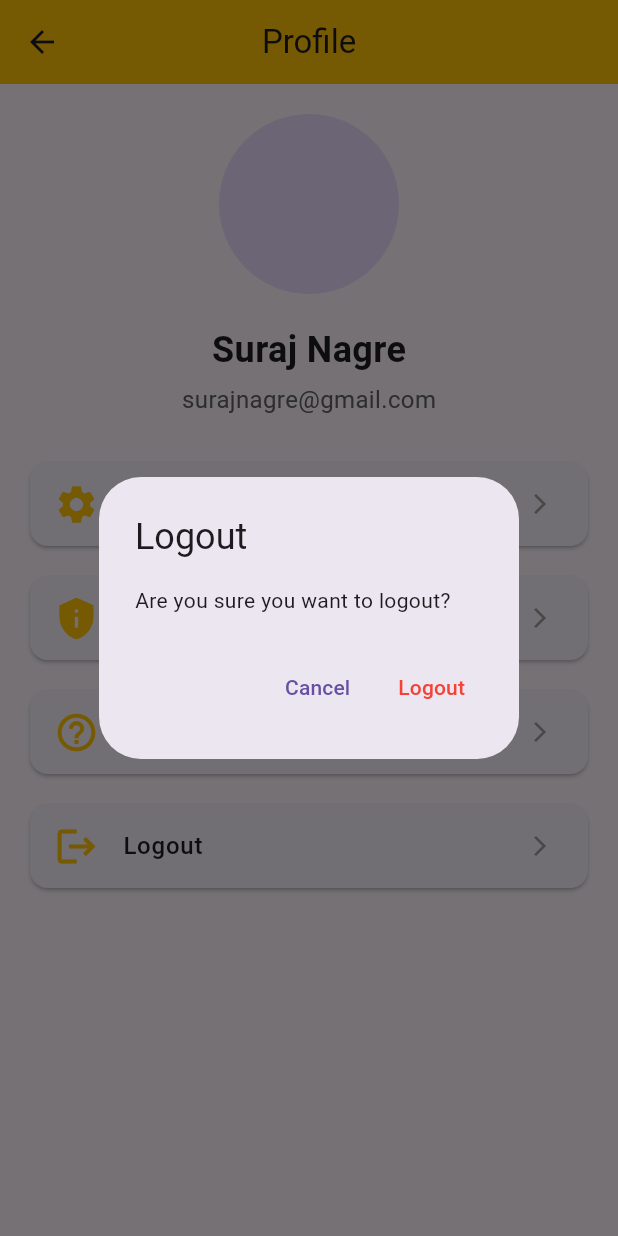
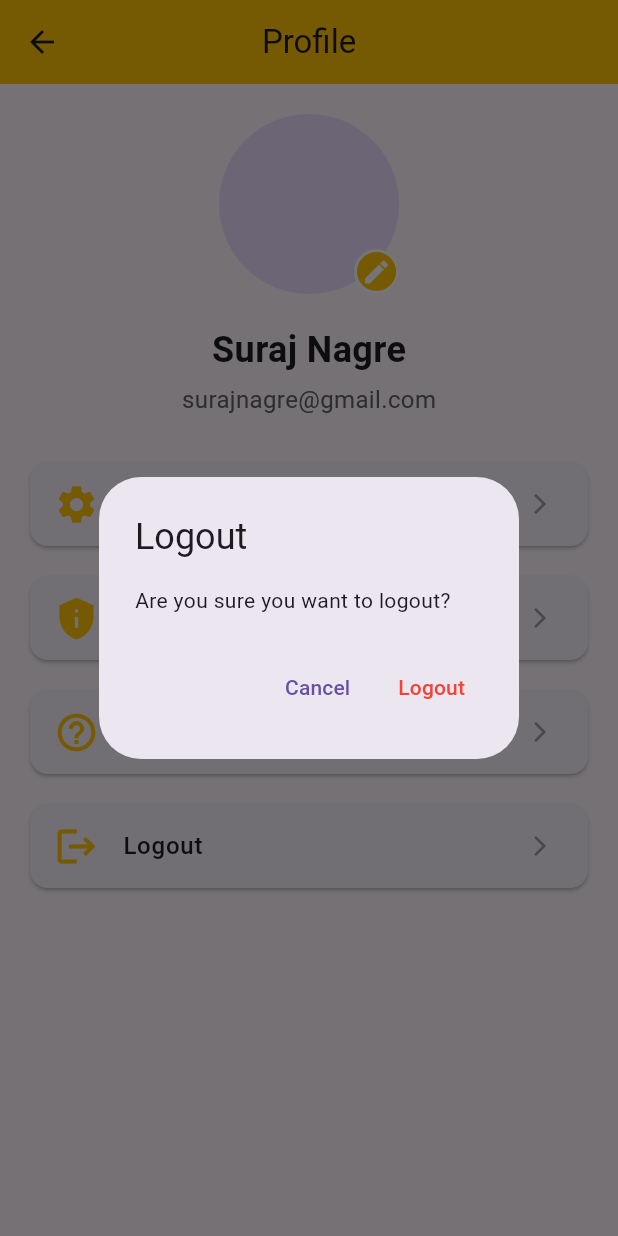
Before and after one commit to kurai-sx/Chill-Cabs, a Flutter app: the ProfilePage screen opened directly, after a tap on "Logout", on a phone screen of 412 x 824 dp. Run offline on Flutter 3.47's test engine with Material 3 defaults, Android fonts, the phone set to English and light mode, and no system bars; our stand-ins replace image_picker, permission_handler; missing offline and left inert: dart:ffi, excel.

Commit message:
Add files via upload

```diff
--- a/myapp/lib/main.dart
+++ b/myapp/lib/main.dart
@@ -45,10 +45,6 @@ class MyApp extends StatelessWidget {
     );
   }
 }
-
-
-
-
 
 class MainNavigation extends StatefulWidget {
   @override
--- a/myapp/lib/profile_page.dart
+++ b/myapp/lib/profile_page.dart
@@ -1,10 +1,77 @@
+import 'dart:io';
 import 'package:flutter/material.dart';
-import 'package:provider/provider.dart';
-import 'theme_provider.dart'; // Import the theme provider
-import 'language_provider.dart'; // Import the language provider
-import 'profile_page_options.dart'; // Import the settings page
+import 'package:image_picker/image_picker.dart';
+import 'profile_page_options.dart';
 
-class ProfilePage extends StatelessWidget {
+class ProfilePage extends StatefulWidget {
+  @override
+  _ProfilePageState createState() => _ProfilePageState();
+}
+
+class _ProfilePageState extends State<ProfilePage> {
+  File? _profileImage;
+  final ImagePicker _picker = ImagePicker();
+
+  Future<void> _pickImage(ImageSource source) async {
+    final pickedFile = await _picker.pickImage(source: source);
+    if (pickedFile != null) {
+      setState(() {
+        _profileImage = File(pickedFile.path); // ✅ Updates profile image
+      });
+    }
+  }
+
+  void _showImagePicker() {
+    showDialog(
+      context: context,
+      builder: (context) => AlertDialog(
+        title: Text('Pick an image'),
+        actions: [
+          TextButton(
+            onPressed: () {
+              Navigator.of(context).pop();
+              _pickImage(ImageSource.camera); // ✅ Open Camera
+            },
+            child: Text('Camera'),
+          ),
+          TextButton(
+            onPressed: () {
+              Navigator.of(context).pop();
+              _pickImage(ImageSource.gallery); // ✅ Open Gallery
+            },
+            child: Text('Gallery'),
+          ),
+        ],
+      ),
+    );
+  }
+
+  void _logout() {
+    showDialog(
+      context: context,
+      builder: (context) => AlertDialog(
+        title: Text("Logout"),
+        content: Text("Are you sure you want to logout?"),
+        actions: [
+          TextButton(
+            onPressed: () => Navigator.of(context).pop(),
+            child: Text("Cancel"),
+          ),
+          TextButton(
+            onPressed: () {
+              Navigator.of(context).pop();
+              Navigator.of(context).pushNamedAndRemoveUntil(
+                "/mobile_auth",
+                    (Route<dynamic> route) => false, // ✅ Clears all routes
+              );
+            },
+            child: Text("Logout", style: TextStyle(color: Colors.red)),
+          ),
+        ],
+      ),
+    );
+  }
+
   @override
   Widget build(BuildContext context) {
     return Scaffold(
@@ -20,9 +87,33 @@ class ProfilePage extends StatelessWidget {
               padding: const EdgeInsets.all(20.0),
               child: Column(
                 children: [
-                  CircleAvatar(
-                    radius: 60.0,
-                    backgroundImage: AssetImage('images/profileimage.png'),
+                  Stack(
+                    alignment: Alignment.bottomRight, // ✅ Aligns edit button correctly
+                    children: [
+                      CircleAvatar(
+                        radius: 60.0,
+                        backgroundImage: _profileImage != null
+                            ? FileImage(_profileImage!) // ✅ Shows selected image
+                            : AssetImage('images/profileimage.png') as ImageProvider,
+                      ),
+                      Positioned(
+                        bottom: 0,
+                        right: 0,
+                        child: InkWell(
+                          onTap: _showImagePicker, // ✅ Open picker dialog
+                          child: Container(
+                            height: 30,
+                            width: 30,
+                            decoration: BoxDecoration(
+                              color: Colors.amber,
+                              shape: BoxShape.circle,
+                              border: Border.all(color: Colors.white, width: 2),
+                            ),
+                            child: Icon(Icons.edit, color: Colors.white, size: 20),
+                          ),
+                        ),
+                      ),
+                    ],
                   ),
                   SizedBox(height: 20.0),
                   Text(
@@ -45,7 +136,6 @@ class ProfilePage extends StatelessWidget {
                 MaterialPageRoute(builder: (context) => SettingsPage()), // ✅ Navigate correctly
               ),
             ),
-
             buildProfileOption(
               icon: Icons.privacy_tip,
               title: 'Privacy',
@@ -59,36 +149,10 @@ class ProfilePage extends StatelessWidget {
             buildProfileOption(
               icon: Icons.logout,
               title: 'Logout',
-              onTap: () => _logout(context),
+              onTap: _logout,
             ),
           ],
         ),
-      ),
-    );
-  }
-
-  void _logout(BuildContext context) {
-    showDialog(
-      context: context,
-      builder: (context) => AlertDialog(
-        title: Text("Logout"),
-        content: Text("Are you sure you want to logout?"),
-        actions: [
-          TextButton(
-            onPressed: () => Navigator.of(context).pop(),
-            child: Text("Cancel"),
-          ),
-          TextButton(
-            onPressed: () {
-              Navigator.of(context).pop();
-              Navigator.of(context).pushNamedAndRemoveUntil(
-                "/mobile_auth",
-                    (Route<dynamic> route) => false, // Clears all previous routes
-              );
-            },
-            child: Text("Logout", style: TextStyle(color: Colors.red)),
-          ),
-        ],
       ),
     );
   }
```
